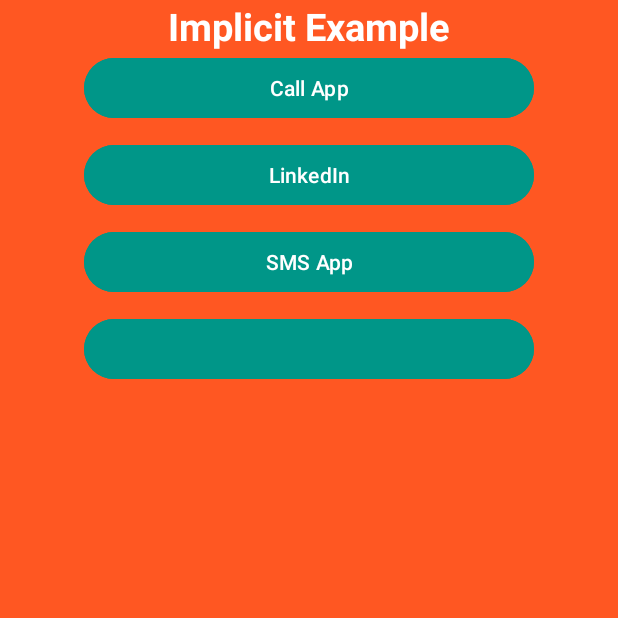
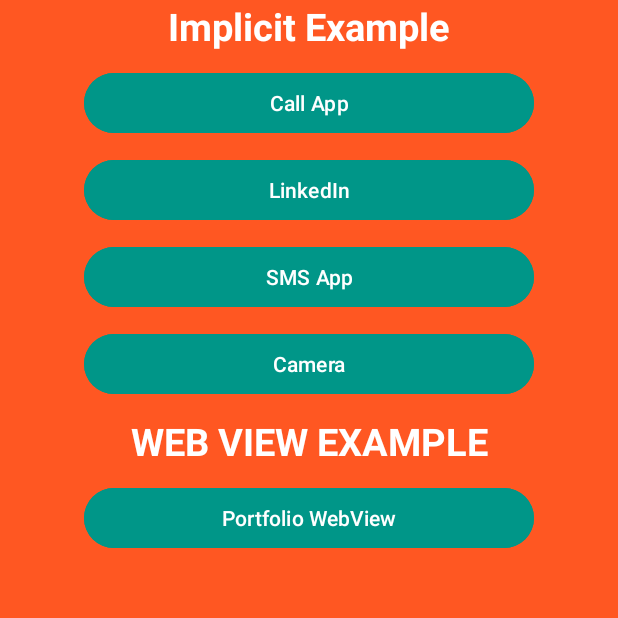
Before and after one commit to amankrsinghh/Kotlin_Android_Dev, an Android app: the SecondActivity screen opened directly, with no data from a screen before it, after a tap on "Call App", on a phone screen of 412 x 824 dp, the top half of it. Run offline under Robolectric (Android 15) with nearby library versions, the light colour scheme and no system bars.

Commit message:
kotlin android practical

```diff
--- a/app/src/main/AndroidManifest.xml
+++ b/app/src/main/AndroidManifest.xml
@@ -1,7 +1,7 @@
 <?xml version="1.0" encoding="utf-8"?>
 <manifest xmlns:android="http://schemas.android.com/apk/res/android"
     xmlns:tools="http://schemas.android.com/tools">
-
+<uses-permission android:name="android.permission.INTERNET"/>
     <application
         android:allowBackup="true"
         android:dataExtractionRules="@xml/data_extraction_rules"
@@ -12,6 +12,9 @@
         android:supportsRtl="true"
         android:theme="@style/Theme.Kotlin_Learning"
         tools:targetApi="31">
+        <activity
+            android:name=".Web_View"
+            android:exported="false" />
         <activity
             android:name=".SecondActivity"
             android:exported="false" />
--- a/app/src/main/java/com/example/kotlin_learning/SecondActivity.kt
+++ b/app/src/main/java/com/example/kotlin_learning/SecondActivity.kt
@@ -3,6 +3,7 @@
 import android.content.Intent
 import android.net.Uri
 import android.os.Bundle
+import android.provider.MediaStore
 import android.widget.Button
 import androidx.activity.enableEdgeToEdge
 import androidx.appcompat.app.AppCompatActivity
@@ -18,11 +19,14 @@
         val btnCall: Button = findViewById(R.id.btnCall)
         val btnBrowser: Button = findViewById(R.id.btnBrowser)
         val btnSms: Button = findViewById(R.id.btnSms)
-
+        val btnCamera: Button = findViewById(R.id.btnCamera)
+        val btnPortfolio: Button = findViewById(R.id.btnPortfolio)
 
         // Set click listeners for the buttons
         btnCall.setOnClickListener {
-            // Handle the call button click
+           val intent = Intent(Intent.ACTION_DIAL)
+            intent.data = Uri.parse("tel:7033759086")
+            startActivity(intent)
         }
 
         btnBrowser.setOnClickListener {
@@ -30,19 +34,26 @@
             val intent = Intent(Intent.ACTION_VIEW)
                intent.data = Uri.parse("https://www.linkedin.com/in/aman-kumar-singh-210b481a4/")
                startActivity(intent)
-
-
-
         }
 
         btnSms.setOnClickListener {
             // Handle the SMS button click
-            val smsIntent = Intent(Intent.ACTION_VIEW)
+            val smsIntent = Intent(Intent.ACTION_SENDTO)
             smsIntent.data = Uri.parse("sms:7033759086") // Receiver's phone number
             smsIntent.putExtra("sms body", "Hello, this is a test message!") // Message content
             startActivity(smsIntent)
 
         }
+        btnCamera.setOnClickListener {
+            // Handle the camera button click
+            val cameraIntent = Intent(MediaStore.ACTION_IMAGE_CAPTURE)
+            startActivity(cameraIntent)
+        }
+        btnPortfolio.setOnClickListener {
+            val intent = Intent(this, Web_View::class.java)
+            startActivity(intent)
+        }
+
         ViewCompat.setOnApplyWindowInsetsListener(findViewById(R.id.main)) { v, insets ->
             val systemBars = insets.getInsets(WindowInsetsCompat.Type.systemBars())
             v.setPadding(systemBars.left, systemBars.top, systemBars.right, systemBars.bottom)
--- a/app/src/main/res/layout/activity_second.xml
+++ b/app/src/main/res/layout/activity_second.xml
@@ -7,6 +7,7 @@
     android:layout_height="match_parent"
     tools:context=".SecondActivity"
     android:orientation="vertical"
+    android:padding="10dp"
     android:background="#FF5722">
 
 <TextView
@@ -16,6 +17,7 @@
     android:textStyle="bold"
     android:gravity="center"
     android:textSize="25sp"
+    android:layout_marginBottom="10dp"
     android:textColor="@color/white"/>
 
     <Button
@@ -43,7 +45,28 @@
         android:text="SMS App"
         android:layout_gravity="center"/>
     <Button
+        android:id="@+id/btnCamera"
+        android:text="Camera"
+        android:layout_width="300dp"
+        android:layout_height="wrap_content"
+        android:layout_marginBottom="10dp"
+        android:backgroundTint="#009688"
+        android:layout_gravity="center"/>
 
+
+    <TextView
+        android:layout_width="match_parent"
+        android:layout_height="wrap_content"
+        android:text="WEB VIEW EXAMPLE"
+        android:textStyle="bold"
+        android:textSize="25dp"
+        android:gravity="center"
+        android:textColor="@color/white"
+        android:layout_marginBottom="10dp"/>
+
+    <Button
+        android:id="@+id/btnPortfolio"
+        android:text="Portfolio WebView"
         android:layout_width="300dp"
         android:layout_height="wrap_content"
         android:layout_marginBottom="10dp"
```
Also changed, not shown: app/src/main/java/com/example/kotlin_learning/Web_View.kt (added, +36 -0 lines), app/src/main/res/layout/activity_web_view.xml (added, +18 -0 lines).
